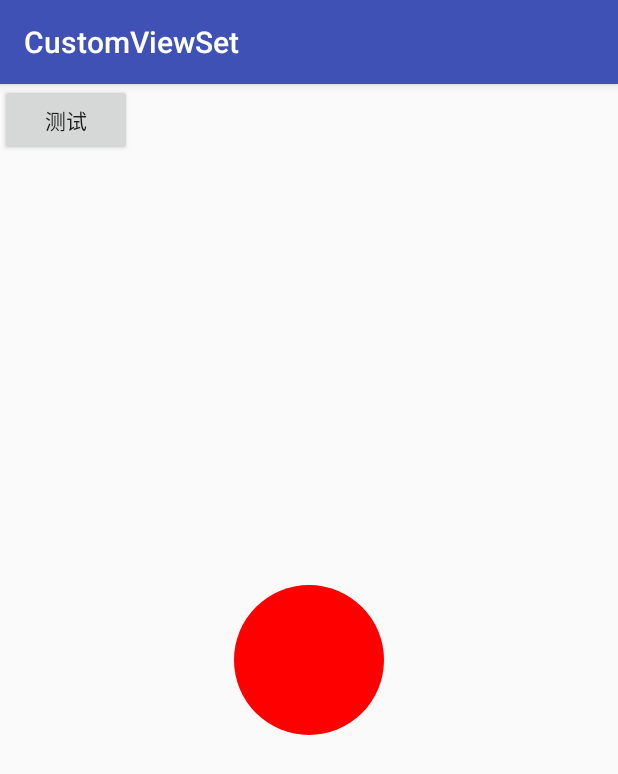
After one commit to tianxiake/CustomViewSet, an Android app: the LoadDataViewActivity screen opened directly, with no data from a screen before it, on a phone screen of 412 x 824 dp. The commit adds this screen. Shown: the top 774 px of the screen. Run offline under Robolectric (Android 15) with nearby library versions, the phone set to English and light mode, and no system bars.

Commit message:
部分修改

```diff
--- a/app/src/main/AndroidManifest.xml
+++ b/app/src/main/AndroidManifest.xml
@@ -18,7 +18,8 @@
         </activity>
         <activity android:name=".ViewPagerActivity" />
         <activity android:name=".TouchEventTestActivity" />
-        <activity android:name=".FastIndexActivity"></activity>
+        <activity android:name=".FastIndexActivity" />
+        <activity android:name=".LoadDataViewActivity"></activity>
     </application>
 
 </manifest>
--- /dev/null
+++ b/app/src/main/java/com/snail/customviewset/LoadDataViewActivity.java
@@ -0,0 +1,27 @@
+package com.snail.customviewset;
+
+import android.os.Bundle;
+import android.support.v7.app.AppCompatActivity;
+import android.widget.Button;
+
+import com.snail.customviewset.view.ShapeView;
+
+public class LoadDataViewActivity extends AppCompatActivity {
+
+    private Button button;
+    private ShapeView shapeView;
+
+    @Override
+    protected void onCreate(Bundle savedInstanceState) {
+        super.onCreate(savedInstanceState);
+        setContentView(R.layout.activity_load_view_test);
+//        button = findViewById(R.id.btn_test);
+//        shapeView = findViewById(R.id.sv_shape);
+//        button.setOnClickListener(new View.OnClickListener() {
+//            @Override
+//            public void onClick(View v) {
+//                shapeView.changeShape();
+//            }
+//        });
+    }
+}
--- a/app/src/main/java/com/snail/customviewset/MainActivity.java
+++ b/app/src/main/java/com/snail/customviewset/MainActivity.java
@@ -18,7 +18,8 @@ public class MainActivity extends AppCompatActivity {
     private String[] contents = new String[]{
             "ViewPagerActivity",
             "TouchEventTestActivity",
-            "FastIndexViewActivity"
+            "FastIndexViewActivity",
+            "LoadDataViewActivity"
     };
     /**
      * 这个数组和上面的数组具有一一对应的关系
@@ -26,7 +27,8 @@ public class MainActivity extends AppCompatActivity {
     private Class[] clazz = new Class[]{
             ViewPagerActivity.class,
             TouchEventTestActivity.class,
-            FastIndexActivity.class
+            FastIndexActivity.class,
+            LoadDataViewActivity.class
     };
 
     private ArrayAdapter<String> arrayAdapter;
--- a/app/src/main/java/com/snail/customviewset/ViewPagerActivity.java
+++ b/app/src/main/java/com/snail/customviewset/ViewPagerActivity.java
@@ -20,7 +20,6 @@ public class ViewPagerActivity extends AppCompatActivity {
 
     private static String LYJ_TAG = "LYJ_MainActivity";
     private int[] drawables = new int[]{
-            R.drawable.drawable_one,
             R.drawable.drawable_two,
             R.drawable.drawable_three,
             R.drawable.drawable_four
--- /dev/null
+++ b/app/src/main/java/com/snail/customviewset/view/ShapeView.java
@@ -0,0 +1,90 @@
+package com.snail.customviewset.view;
+
+import android.content.Context;
+import android.graphics.Canvas;
+import android.graphics.Color;
+import android.graphics.Paint;
+import android.graphics.Path;
+import android.util.AttributeSet;
+import android.view.View;
+
+/**
+ * @author yongjie on 2018/6/27.
+ */
+public class ShapeView extends View {
+
+    private Paint paint;
+    private Shape currentShape = Shape.CIRCLE;
+
+
+    private enum Shape {
+        CIRCLE,
+        RECTANGLE,
+        TRIANGLE
+    }
+
+    public ShapeView(Context context) {
+        this(context, null);
+    }
+
+    public ShapeView(Context context, AttributeSet attrs) {
+        this(context, attrs, 0);
+    }
+
+    public ShapeView(Context context, AttributeSet attrs, int defStyleAttr) {
+        super(context, attrs, defStyleAttr);
+        paint = new Paint();
+        paint.setAntiAlias(true);
+        paint.setStyle(Paint.Style.FILL);
+    }
+
+    @Override
+    protected void onMeasure(int widthMeasureSpec, int heightMeasureSpec) {
+        super.onMeasure(widthMeasureSpec, heightMeasureSpec);
+        int width = MeasureSpec.getSize(widthMeasureSpec);
+        int height = MeasureSpec.getSize(heightMeasureSpec);
+
+        setMeasuredDimension(Math.min(width, height), Math.min(width, height));
+    }
+
+    @Override
+    protected void onDraw(Canvas canvas) {
+        super.onDraw(canvas);
+        switch (currentShape) {
+            case CIRCLE:
+                paint.setColor(Color.RED);
+                int center = getWidth() / 2;
+                canvas.drawCircle(center, center, center, paint);
+                break;
+            case RECTANGLE:
+                paint.setColor(Color.GREEN);
+                canvas.drawRect(0, 0, getWidth(), getHeight(), paint);
+                break;
+            case TRIANGLE:
+                paint.setColor(Color.BLUE);
+                Path path = new Path();
+                path.moveTo(getWidth() / 2, 0);
+                path.lineTo(0, (float) (Math.sqrt(3) * (getWidth() / 2)));
+                path.lineTo(getWidth(), (float) (Math.sqrt(3) * (getWidth() / 2)));
+                canvas.drawPath(path, paint);
+                break;
+        }
+    }
+
+    public void changeShape() {
+        switch (currentShape) {
+            case CIRCLE:
+                currentShape = Shape.RECTANGLE;
+                break;
+            case RECTANGLE:
+                currentShape = Shape.TRIANGLE;
+                break;
+            case TRIANGLE:
+                currentShape = Shape.CIRCLE;
+                break;
+        }
+        invalidate();
+    }
+
+
+}
--- /dev/null
+++ b/app/src/main/res/layout/activity_load_view_test.xml
@@ -0,0 +1,21 @@
+<?xml version="1.0" encoding="utf-8"?>
+<RelativeLayout xmlns:android="http://schemas.android.com/apk/res/android"
+    xmlns:app="http://schemas.android.com/apk/res-auto"
+    xmlns:tools="http://schemas.android.com/tools"
+    android:layout_width="match_parent"
+    android:layout_height="match_parent"
+    tools:context=".LoadDataViewActivity">
+
+    <Button
+        android:id="@+id/btn_test"
+        android:layout_width="wrap_content"
+        android:layout_height="wrap_content"
+        android:text="测试" />
+
+    <com.snail.customviewset.view.ShapeView
+        android:id="@+id/sv_shape"
+        android:layout_width="100dp"
+        android:layout_height="100dp"
+        android:layout_centerInParent="true" />
+
+</RelativeLayout>
```
Also changed, not shown: app/src/main/java/com/snail/customviewset/util/ConvertUtils.java (added, +98 -0 lines), app/src/main/java/com/snail/customviewset/util/DensityUtils.java (added, +95 -0 lines), app/src/main/java/com/snail/customviewset/view/LoadingView.java (added, +46 -0 lines), app/src/main/res/layout/activity_load_view.xml (added, +21 -0 lines), app/src/main/res/drawable/shadow.png (added).
